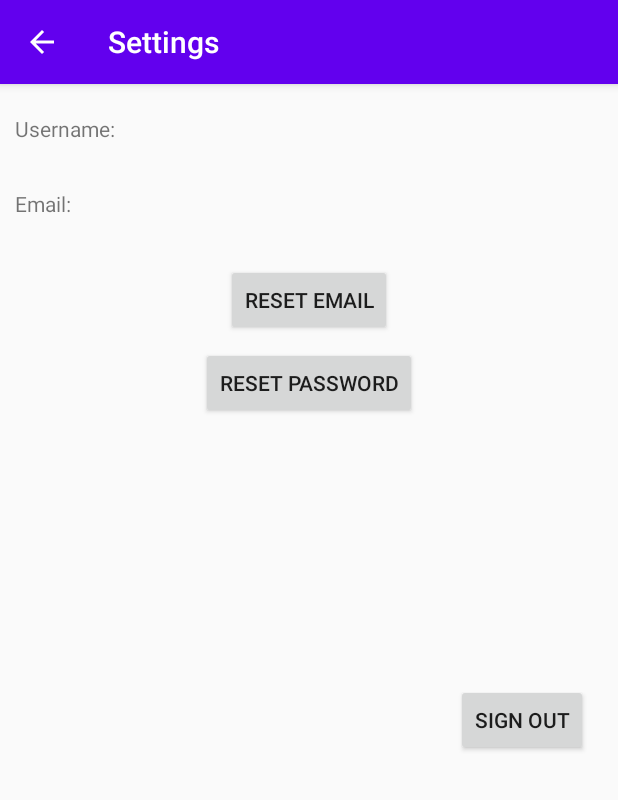
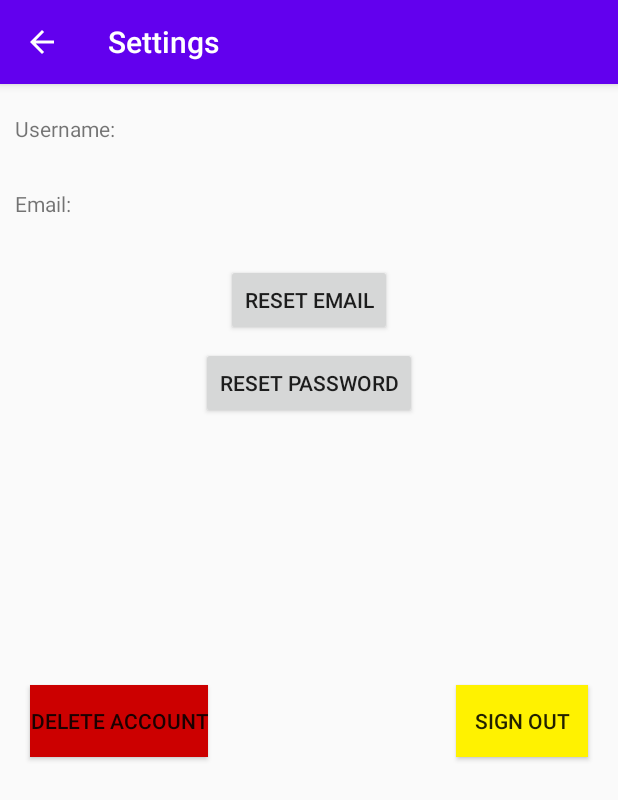
Before and after one commit to DaneYvanToualeuDjieukam/390Project, an Android app: the Settings screen opened directly, with no data from a screen before it, on a phone screen of 412 x 824 dp. Shown: the top 800 px of the screen. Run offline under Robolectric (Android 15) with nearby library versions, the phone set to English and light mode, and no system bars; our stand-ins replace Firebase (no records; nobody signed in at launch, a user with empty details on screens opened directly); 2 statements that could not run were skipped.

Commit message:
NOV 26 2222

```diff
--- a/app/src/main/java/com/example/project_v1/modules/DeviceManagement.java
+++ b/app/src/main/java/com/example/project_v1/modules/DeviceManagement.java
@@ -125,7 +125,7 @@ Fauth = FirebaseAuth.getInstance();
                                                 FirebaseAuth mAuth;
                                                 mAuth=FirebaseAuth.getInstance();
 
-                                                Toast.makeText(getApplicationContext(),userUID +"\n"+ mAuth.getCurrentUser().getUid().toString(),Toast.LENGTH_SHORT).show();
+
 
                                                 if(mAuth.getCurrentUser()!=null && userUID.equals(mAuth.getCurrentUser().getUid())){
                                                     Boolean gg=false;
--- a/app/src/main/java/com/example/project_v1/modules/Settings.java
+++ b/app/src/main/java/com/example/project_v1/modules/Settings.java
@@ -67,6 +67,7 @@ public class Settings extends AppCompatActivity {
         Button resetEmailButton;
         Button resetPasswordButton;
         Button signOutButton;
+        Button deleteAcc;
 
 
 
@@ -79,7 +80,7 @@ public class Settings extends AppCompatActivity {
         resetEmailButton= findViewById(R.id.resetEmailButton);
         resetPasswordButton = findViewById(R.id.resetPasswordButton);
         signOutButton = findViewById(R.id.signOutButton);
-
+        deleteAcc = findViewById(R.id.deleteAccountButton);
 
 
 
@@ -255,8 +256,31 @@ passwordResetDialog.create().show();
             public void onClick(View view) {
 
                 stopService();
-                mAuth.signOut();
+           /*     mAuth.getCurrentUser().delete();*/
+               mAuth.signOut();
                 database.goOffline();
+
+
+                Intent signout = new Intent(getApplicationContext(),MainActivity.class);
+                startActivity(signout);
+
+            }
+        });
+
+
+        deleteAcc.setOnClickListener(new View.OnClickListener() {
+            @Override
+            public void onClick(View view) {
+
+
+
+                stopService();
+
+                /*mDatabase.child(userUID).setValue(null);*/
+
+                mAuth.getCurrentUser().delete();
+                database.goOffline();
+
 
                 Intent signout = new Intent(getApplicationContext(),MainActivity.class);
                 startActivity(signout);
--- a/app/src/main/res/layout/activity_register1.xml
+++ b/app/src/main/res/layout/activity_register1.xml
@@ -29,6 +29,7 @@
         app:layout_constraintEnd_toEndOf="parent"
         app:layout_constraintHorizontal_bias="0.501"
         app:layout_constraintStart_toStartOf="parent"
+        android:background="#179BF3"
         app:layout_constraintTop_toBottomOf="@+id/confirmPasswordEditText"
         app:layout_constraintVertical_bias="0.193" />
 
--- a/app/src/main/res/layout/activity_settings.xml
+++ b/app/src/main/res/layout/activity_settings.xml
@@ -68,10 +68,26 @@
         android:id="@+id/signOutButton"
         android:layout_width="wrap_content"
         android:layout_height="wrap_content"
+        android:layout_below="@+id/resetPasswordButton"
         android:layout_alignParentEnd="true"
+        android:layout_marginTop="177dp"
         android:layout_marginRight="20dp"
-        android:layout_marginTop="400dp"
+        android:background="#FFF200"
         android:text="Sign Out" />
+
+    <Button
+        android:id="@+id/deleteAccountButton"
+        android:layout_width="wrap_content"
+        android:layout_height="wrap_content"
+        android:layout_below="@+id/resetPasswordButton"
+        android:layout_marginStart="20dp"
+        android:layout_marginLeft="20dp"
+        android:layout_marginTop="177dp"
+        android:layout_marginEnd="20dp"
+        android:layout_marginRight="20dp"
+        android:layout_marginBottom="20dp"
+        android:background="@android:color/holo_red_dark"
+        android:text="DELETE ACCOUNT" />
 
 
 </RelativeLayout>
```
Also changed, not shown: app/src/main/res/layout/activity_main.xml (+13 -6 lines).
